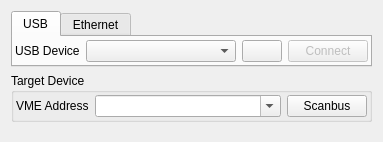
This is src/mvlc_connect_widget.ui in flueke/libmvp as Qt 5 draws it before an edit. The edited form follows.
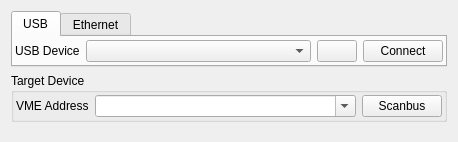
This is the edited form. The open tabs and pages were chosen to show the change. Icons and pictures are not drawn.

Patch:
```diff
--- a/src/mvlc_connect_widget.ui
+++ b/src/mvlc_connect_widget.ui
@@ -47,7 +47,7 @@
         <widget class="QComboBox" name="combo_usb">
          <property name="minimumSize">
           <size>
-           <width>150</width>
+           <width>225</width>
            <height>0</height>
           </size>
          </property>
@@ -79,7 +79,7 @@
        <item>
         <widget class="QPushButton" name="pb_connect_usb">
          <property name="enabled">
-          <bool>false</bool>
+          <bool>true</bool>
          </property>
          <property name="text">
           <string>Connect</string>
```
Left out of the diff: 4 changed lines with no effect on the pictures.
